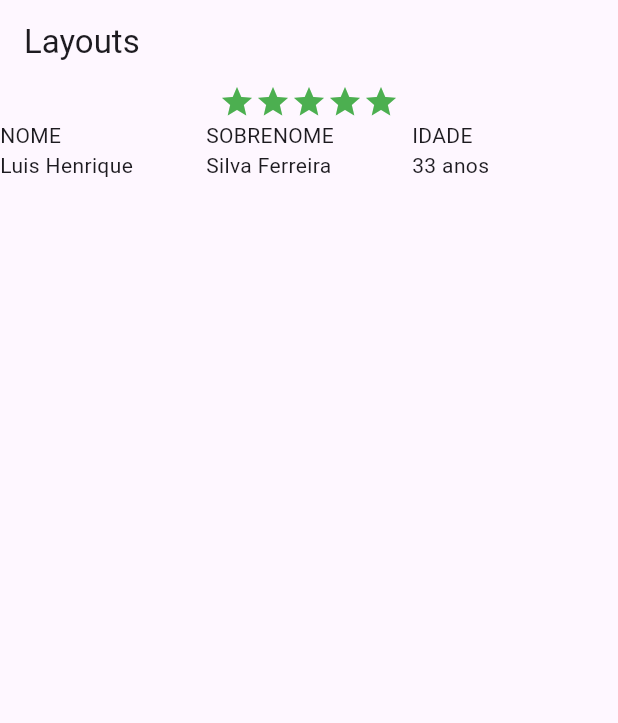
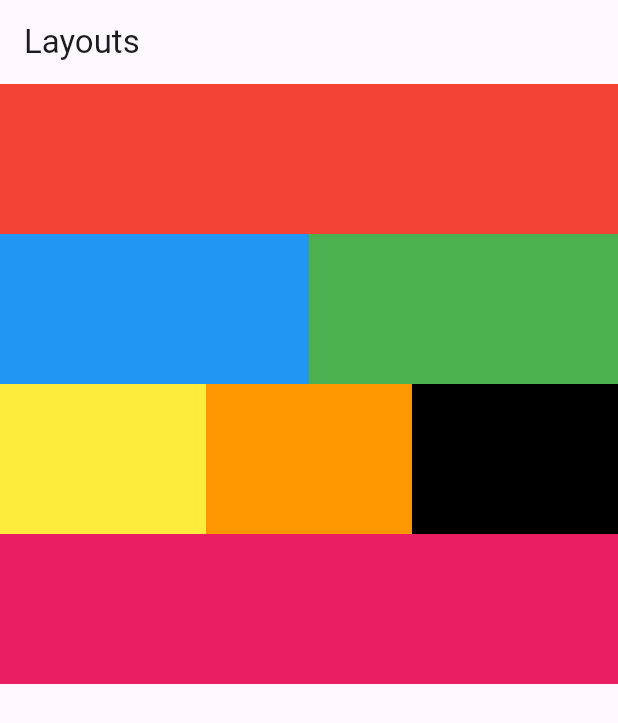
Before and after one commit to Henricknen/Flutter, a Flutter app: the screen it shows after launch, on a phone screen of 412 x 824 dp. Shown: the top 723 px of the screen. Run offline on Flutter 3.47's test engine with Material 3 defaults, Android fonts, the phone set to English and light mode, and no system bars.

Commit message:
dividindo_tela_utilizando_'Expanded'_criando_'retangulos'_que_preenche_toda_a_tela_e_'quadrados'_que_que_dividem_a_mesma_linha

```diff
--- a/layouts/lib/main.dart
+++ b/layouts/lib/main.dart
@@ -12,59 +12,72 @@ class MeuApp extends StatelessWidget {
           title: Text('Layouts')
         ),
 
-        body: Column(
-          children: [
-            Row(
-              mainAxisSize: MainAxisSize.min,   // centraliza a linha de icones no centro da tela
-              children: [
-                Icon(Icons.star, color: Colors.green),    // icone 'estrela'
-                Icon(Icons.star, color: Colors.green),
-                Icon(Icons.star, color: Colors.green),
-                Icon(Icons.star, color: Colors.green),
-                Icon(Icons.star, color: Colors.green)
+        body: Column(   // coluna
+          children: <Widget>[
+            Row(    // 1° linha 'Row' tem 'Expanded' com um 'Container'
+              children: <Widget>[
+                Expanded(
+                  child:Container(
+                    height:100,
+                    color:Colors.red
+                  )
+                )
               ]
             ),
-
-            Row(   // 'Row' é uma linha horizontal, que permite inserir quantos itens forem necessários
-              children: [
-                Expanded(   // 'Expanded' divide a area pela quantidade de filhos 'child' que 'children' contém
-                  child: Container(
-                    child: Text('NOME'),
-                  ),
+            Row(    // 2° linha 'Row' tem dois 'Expanded' e cada um contém um 'Container'
+              children:[
+                Expanded(   // 'Expanded' divide a figura em tamanhos iguais na linha
+                  child:Container(
+                    width:100,
+                    height:100,
+                    color:Colors.blue
+                  )
                 ),
                 Expanded(
-                  child: Container(
-                    child: Text('SOBRENOME'),
-                  ),
+                  child:Container(
+                    width:100,
+                    height:100,
+                    color:Colors.green
+                  )
+                )
+              ]
+            ),
+            Row(    // 3° linha 'Row' tem três 'xpanded' e cada um tem um 'Conatainer'
+              children:<Widget>[
+                Expanded(
+                  child:Container(
+                    width:100,
+                    height:100,
+                    color:Colors.yellow
+                  )
                 ),
                 Expanded(
-                  child: Container(
-                    child: Text('IDADE'),
-                  ),
-                ),
-              ],
-            ),
-
-            Row(    // outra linha
-              children: [
-                Expanded(
-                  child: Container(
-                    child: Text('Luis Henrique'),
-                  ),
+                  child:Container(
+                    width:100,
+                    height:100,
+                    color:Colors.orange
+                  )
                 ),
                 Expanded(
-                  child: Container(
-                    child: Text('Silva Ferreira'),
-                  ),
-                ),
+                  child:Container(
+                    width:100,
+                    height:100,
+                    color:Colors.black
+                  )
+                )
+              ]
+            ),
+            Row(
+              children: <Widget>[
                 Expanded(
-                  child: Container(
-                    child: Text('33 anos'),
-                  ),
-                ),
-              ],
-            )
-          ]
+                  child:Container(
+                    height:100,
+                    color:Colors.pink
+                  )
+                )
+              ]
+            ),
+          ],
         )
       )
     );
```
